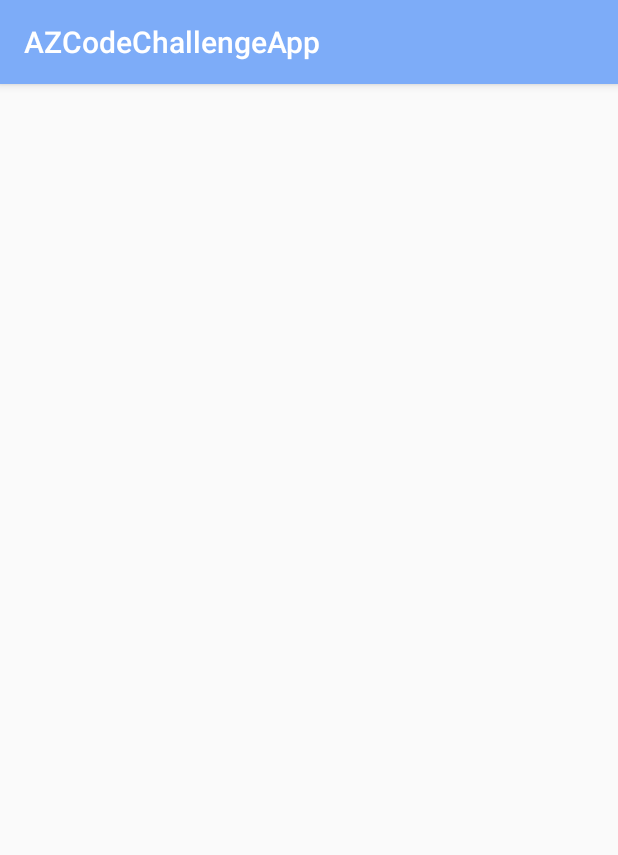
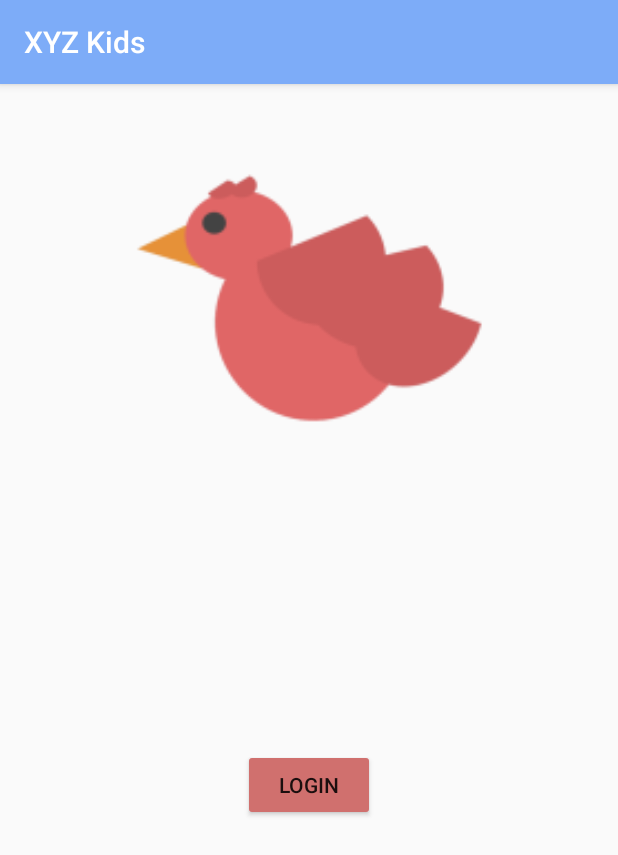
Before and after one commit to azcodechallengeomniscientwasps/app, an Android app: the screen it shows after launch (LoginActivity), on a phone screen of 412 x 824 dp. Shown: the top 855 px of the screen. Run offline under Robolectric (Android 15) with nearby library versions, the phone set to English and light mode, and no system bars; our stand-ins replace Firebase (no records; nobody signed in at launch, a user with empty details on screens opened directly); libraries missing offline, so code that uses them is left out: com.firebase.ui; 1 statement that could not run was skipped.

Commit message:
7/22 14:48

```diff
--- a/app/src/main/java/com/makeapede/azcodechallengeapp/KidListActivity.java
+++ b/app/src/main/java/com/makeapede/azcodechallengeapp/KidListActivity.java
@@ -136,14 +136,7 @@ public class KidListActivity extends AppCompatActivity {
 		// Handle item selection
 		switch (item.getItemId()) {
 			case R.id.action_logout:
-				//logout method thingy
-				Log.d("KidListActivity", "Attempting logout...");
 				signOut();
-				break;
-
-			case R.id.action_account:
-				//go to password confirmation page
-				Log.d("KidListActivity", "Attempting password check");
 				break;
 
 			case R.id.action_events:
--- a/app/src/main/java/com/makeapede/azcodechallengeapp/LoginActivity.java
+++ b/app/src/main/java/com/makeapede/azcodechallengeapp/LoginActivity.java
@@ -21,6 +21,7 @@ package com.makeapede.azcodechallengeapp;
 import android.content.Intent;
 import android.os.Bundle;
 import android.support.v7.app.AppCompatActivity;
+import android.view.View;
 import android.widget.Toast;
 
 import com.firebase.ui.auth.AuthUI;
@@ -36,18 +37,19 @@ public class LoginActivity extends AppCompatActivity {
 	@Override
 	protected void onCreate(Bundle savedInstanceState) {
 		super.onCreate(savedInstanceState);
+		setContentView(R.layout.activity_first);
 
 		FirebaseAuth auth = FirebaseAuth.getInstance();
-		if (auth.getCurrentUser() == null) {
-			startActivityForResult(
+		if(auth.getCurrentUser() != null) {
+			startActivity(new Intent(this, KidListActivity.class));
+			finish();
+		} else {
+			findViewById(R.id.loginButton).setOnClickListener(view -> startActivityForResult(
 					AuthUI.getInstance()
 						  .createSignInIntentBuilder()
 						  .setAvailableProviders(
 								  Arrays.asList(new AuthUI.IdpConfig.Builder(AuthUI.EMAIL_PROVIDER).build())).build(),
-					LOG_IN_RC);
-		} else {
-			startActivity(new Intent(this, KidListActivity.class));
-			finish();
+					LOG_IN_RC));
 		}
 	}
 
--- /dev/null
+++ b/app/src/main/res/layout/activity_first.xml
@@ -0,0 +1,44 @@
+<?xml version="1.0" encoding="utf-8"?>
+<android.support.constraint.ConstraintLayout xmlns:android="http://schemas.android.com/apk/res/android"
+                                             xmlns:app="http://schemas.android.com/apk/res-auto"
+                                             xmlns:tools="http://schemas.android.com/tools"
+                                             android:orientation="vertical"
+                                             android:layout_width="match_parent"
+                                             android:layout_height="match_parent"
+                                             android:weightSum="1">
+
+    <ImageView
+        android:id="@+id/imageView"
+        android:layout_width="422dp"
+        android:layout_height="284dp"
+        android:layout_marginEnd="8dp"
+        android:layout_marginLeft="8dp"
+        android:layout_marginRight="8dp"
+        android:layout_marginStart="8dp"
+        android:layout_marginTop="1dp"
+        app:layout_constraintLeft_toLeftOf="parent"
+        app:layout_constraintRight_toRightOf="parent"
+        app:layout_constraintTop_toTopOf="parent"
+        app:srcCompat="@mipmap/app_logo"
+        tools:layout_constraintLeft_creator="1"
+        tools:layout_constraintRight_creator="1"
+        tools:layout_constraintTop_creator="1"
+        />
+
+    <Button
+        android:id="@+id/loginButton"
+        android:layout_width="wrap_content"
+        android:layout_height="wrap_content"
+        android:layout_marginLeft="8dp"
+        android:layout_marginRight="8dp"
+        android:backgroundTint="@color/colorAccent"
+        android:text="Login"
+        app:layout_constraintBottom_toBottomOf="parent"
+        app:layout_constraintLeft_toLeftOf="parent"
+        app:layout_constraintRight_toRightOf="parent"
+        app:layout_constraintTop_toTopOf="parent"
+        app:layout_constraintVertical_bias="0.616"
+        tools:layout_constraintBottom_creator="1"
+        tools:layout_constraintLeft_creator="1"
+        tools:layout_constraintTop_creator="1"/>
+</android.support.constraint.ConstraintLayout>
--- a/app/src/main/res/menu/menu_kid_list.xml
+++ b/app/src/main/res/menu/menu_kid_list.xml
@@ -28,10 +28,6 @@
 		app:showAsAction="ifRoom"/>
 
     <item
-		android:id="@+id/action_account"
-        android:title="@string/editAccount_text"
-        app:showAsAction="never"/>
-    <item
 		android:id="@+id/action_logout"
         android:title="@string/logout_text"
         app:showAsAction="never"/>
--- a/app/src/main/res/values/strings.xml
+++ b/app/src/main/res/values/strings.xml
@@ -17,7 +17,7 @@
   -->
 
 <resources>
-	<string name="app_name">AZCodeChallengeApp</string>
+	<string name="app_name">XYZ Kids</string>
 	<string name="kid_list_title">Your Kids</string>
 	<string name="game_list_title">Games</string>
 	<string name="counting_game_title">Counting</string>
```
Also changed, not shown: app/src/main/app_logo-web.png (added), app/src/main/res/mipmap-hdpi/app_logo.png (added), app/src/main/res/mipmap-mdpi/app_logo.png (added), app/src/main/res/mipmap-xhdpi/app_logo.png (added), app/src/main/res/mipmap-xxhdpi/app_logo.png (added), app/src/main/res/mipmap-xxxhdpi/app_logo.png (added), 1 other file.
